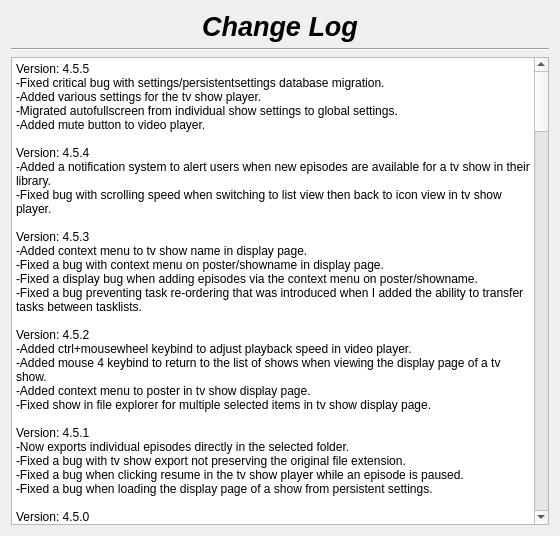
Old version of the form changelog.ui in the repository therealMaPMaKeR/MMDiary.
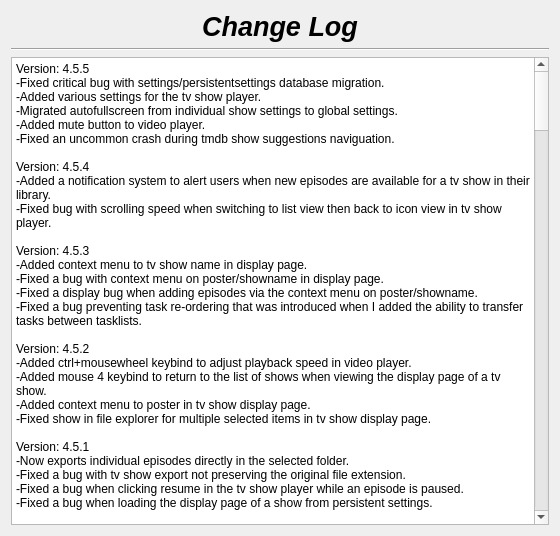
New version of the form.

Commit message: fixed uncommon crash during tmdb show sugg naviguation

Patch:
```diff
--- a/changelog.ui
+++ b/changelog.ui
@@ -55,7 +55,7 @@
 li.unchecked::marker { content: &quot;\2610&quot;; }
 li.checked::marker { content: &quot;\2612&quot;; }
 &lt;/style&gt;&lt;/head&gt;&lt;body style=&quot; font-family:'Segoe UI'; font-size:9pt; font-weight:400; font-style:normal;&quot;&gt;
-&lt;p style=&quot; margin-top:0px; margin-bottom:0px; margin-left:0px; margin-right:0px; -qt-block-indent:0; text-indent:0px;&quot;&gt;Version: 4.5.5&lt;br /&gt;-Fixed critical bug with settings/persistentsettings database migration.&lt;br /&gt;-Added various settings for the tv show player.&lt;br /&gt;-Migrated autofullscreen from individual show settings to global settings.&lt;br /&gt;-Added mute button to video player.&lt;br /&gt;&lt;br /&gt;Version: 4.5.4&lt;br /&gt;-Added a notification system to alert users when new episodes are available for a tv show in their library.&lt;/p&gt;
+&lt;p style=&quot; margin-top:0px; margin-bottom:0px; margin-left:0px; margin-right:0px; -qt-block-indent:0; text-indent:0px;&quot;&gt;Version: 4.5.5&lt;br /&gt;-Fixed critical bug with settings/persistentsettings database migration.&lt;br /&gt;-Added various settings for the tv show player.&lt;br /&gt;-Migrated autofullscreen from individual show settings to global settings.&lt;br /&gt;-Added mute button to video player.&lt;br /&gt;-Fixed an uncommon crash during tmdb show suggestions naviguation.&lt;br /&gt;&lt;br /&gt;Version: 4.5.4&lt;br /&gt;-Added a notification system to alert users when new episodes are available for a tv show in their library.&lt;/p&gt;
 &lt;p style=&quot; margin-top:0px; margin-bottom:0px; margin-left:0px; margin-right:0px; -qt-block-indent:0; text-indent:0px;&quot;&gt;-Fixed bug with scrolling speed when switching to list view then back to icon view in tv show player.&lt;br /&gt;&lt;br /&gt;Version: 4.5.3&lt;br /&gt;-Added context menu to tv show name in display page.&lt;br /&gt;-Fixed a bug with context menu on poster/showname in display page.&lt;br /&gt;-Fixed a display bug when adding episodes via the context menu on poster/showname.&lt;br /&gt;-Fixed a bug preventing task re-ordering that was introduced when I added the ability to transfer tasks between tasklists.&lt;/p&gt;
 &lt;p style=&quot; margin-top:0px; margin-bottom:0px; margin-left:0px; margin-right:0px; -qt-block-indent:0; text-indent:0px;&quot;&gt;&lt;br /&gt;Version: 4.5.2&lt;br /&gt;-Added ctrl+mousewheel keybind to adjust playback speed in video player.&lt;br /&gt;-Added mouse 4 keybind to return to the list of shows when viewing the display page of a tv show.&lt;/p&gt;
 &lt;p style=&quot; margin-top:0px; margin-bottom:0px; margin-left:0px; margin-right:0px; -qt-block-indent:0; text-indent:0px;&quot;&gt;-Added context menu to poster in tv show display page.&lt;br /&gt;-Fixed show in file explorer for multiple selected items in tv show display page.&lt;br /&gt;&lt;br /&gt;Version: 4.5.1&lt;br /&gt;-Now exports individual episodes directly in the selected folder.&lt;br /&gt;-Fixed a bug with tv show export not preserving the original file extension.&lt;/p&gt;
```
The commit also changes 4 other files.
